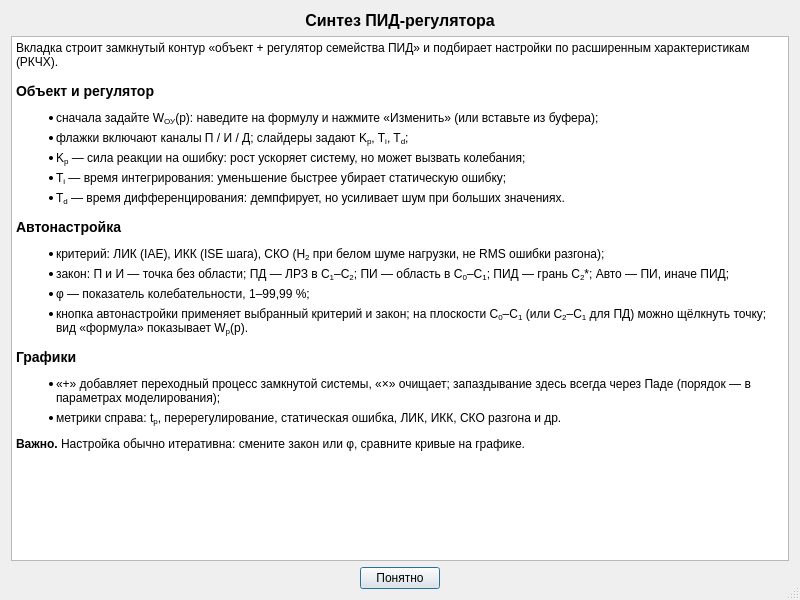
This is ui/dialogs/help-dialog.ui in VadmanBat/Irbis as Qt 5 draws it before an edit. The edited form follows.
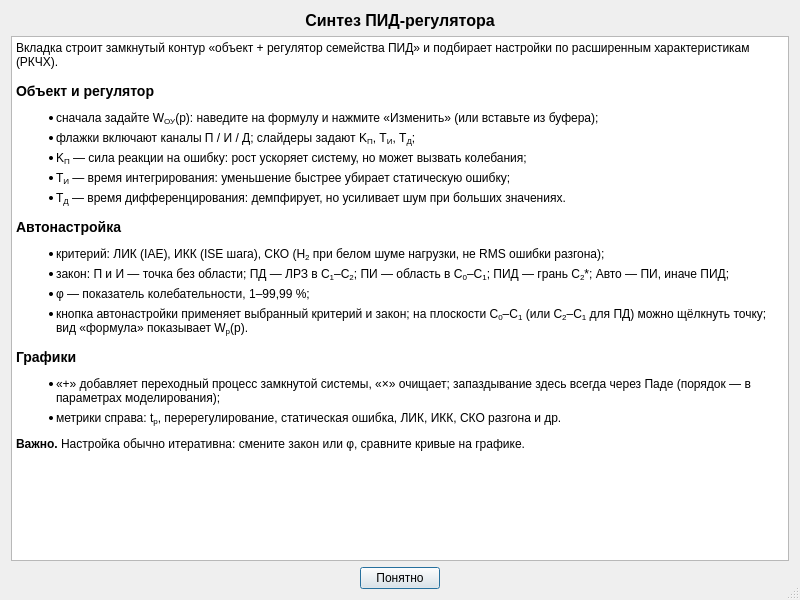
This is the edited form. The open tabs and pages were chosen to show the change.

What changed in the file:
```diff
--- a/ui/dialogs/help-dialog.ui
+++ b/ui/dialogs/help-dialog.ui
@@ -133,7 +133,7 @@
          <bool>true</bool>
         </property>
         <property name="html">
-         <string>&lt;style&gt;p { text-align: justify; text-indent: 1.2em; margin: 0 0 8px 0; }h3 { font-size: 11pt; margin: 14px 0 6px 0; }ul { margin: 0 0 10px 1.4em; padding: 0; }li { margin: 0 0 6px 0; text-align: justify; }&lt;/style&gt;&lt;p&gt;Вкладка строит замкнутый контур «объект + регулятор семейства ПИД» и подбирает настройки по расширенным характеристикам (РКЧХ).&lt;/p&gt;&lt;h3&gt;Объект и регулятор&lt;/h3&gt;&lt;ul&gt;&lt;li&gt;сначала задайте W&lt;sub&gt;ОУ&lt;/sub&gt;(p): наведите на формулу и нажмите «Изменить» (или вставьте из буфера);&lt;/li&gt;&lt;li&gt;флажки включают каналы П / И / Д; слайдеры задают K&lt;sub&gt;p&lt;/sub&gt;, T&lt;sub&gt;i&lt;/sub&gt;, T&lt;sub&gt;d&lt;/sub&gt;;&lt;/li&gt;&lt;li&gt;K&lt;sub&gt;p&lt;/sub&gt; — сила реакции на ошибку: рост ускоряет систему, но может вызвать колебания;&lt;/li&gt;&lt;li&gt;T&lt;sub&gt;i&lt;/sub&gt; — время интегрирования: уменьшение быстрее убирает статическую ошибку;&lt;/li&gt;&lt;li&gt;T&lt;sub&gt;d&lt;/sub&gt; — время дифференцирования: демпфирует, но усиливает шум при больших значениях.&lt;/li&gt;&lt;/ul&gt;&lt;h3&gt;Автонастройка&lt;/h3&gt;&lt;ul&gt;&lt;li&gt;критерий: ЛИК (IAE), ИКК (ISE шага), СКО (H&lt;sub&gt;2&lt;/sub&gt; при белом шуме нагрузки, не RMS ошибки разгона);&lt;/li&gt;&lt;li&gt;закон: П и И — точка без области; ПД — ЛРЗ в C&lt;sub&gt;1&lt;/sub&gt;–C&lt;sub&gt;2&lt;/sub&gt;; ПИ — область в C&lt;sub&gt;0&lt;/sub&gt;–C&lt;sub&gt;1&lt;/sub&gt;; ПИД — грань C&lt;sub&gt;2&lt;/sub&gt;*; Авто — ПИ, иначе ПИД;&lt;/li&gt;&lt;li&gt;φ — показатель колебательности, 1–99,99 %;&lt;/li&gt;&lt;li&gt;кнопка автонастройки применяет выбранный критерий и закон; на плоскости C&lt;sub&gt;0&lt;/sub&gt;–C&lt;sub&gt;1&lt;/sub&gt; (или C&lt;sub&gt;2&lt;/sub&gt;–C&lt;sub&gt;1&lt;/sub&gt; для ПД) можно щёлкнуть точку; вид «формула» показывает W&lt;sub&gt;р&lt;/sub&gt;(p).&lt;/li&gt;&lt;/ul&gt;&lt;h3&gt;Графики&lt;/h3&gt;&lt;ul&gt;&lt;li&gt;«+» добавляет переходный процесс замкнутой системы, «×» очищает; запаздывание здесь всегда через Паде (порядок — в параметрах моделирования);&lt;/li&gt;&lt;li&gt;метрики справа: t&lt;sub&gt;р&lt;/sub&gt;, перерегулирование, статическая ошибка, ЛИК, ИКК, СКО разгона и др.&lt;/li&gt;&lt;/ul&gt;&lt;p&gt;&lt;b&gt;Важно.&lt;/b&gt; Настройка обычно итеративна: смените закон или φ, сравните кривые на графике.&lt;/p&gt;</string>
+         <string>&lt;style&gt;p { text-align: justify; text-indent: 1.2em; margin: 0 0 8px 0; }h3 { font-size: 11pt; margin: 14px 0 6px 0; }ul { margin: 0 0 10px 1.4em; padding: 0; }li { margin: 0 0 6px 0; text-align: justify; }&lt;/style&gt;&lt;p&gt;Вкладка строит замкнутый контур «объект + регулятор семейства ПИД» и подбирает настройки по расширенным характеристикам (РКЧХ).&lt;/p&gt;&lt;h3&gt;Объект и регулятор&lt;/h3&gt;&lt;ul&gt;&lt;li&gt;сначала задайте W&lt;sub&gt;ОУ&lt;/sub&gt;(p): наведите на формулу и нажмите «Изменить» (или вставьте из буфера);&lt;/li&gt;&lt;li&gt;флажки включают каналы П / И / Д; слайдеры задают K&lt;sub&gt;П&lt;/sub&gt;, T&lt;sub&gt;И&lt;/sub&gt;, T&lt;sub&gt;Д&lt;/sub&gt;;&lt;/li&gt;&lt;li&gt;K&lt;sub&gt;П&lt;/sub&gt; — сила реакции на ошибку: рост ускоряет систему, но может вызвать колебания;&lt;/li&gt;&lt;li&gt;T&lt;sub&gt;И&lt;/sub&gt; — время интегрирования: уменьшение быстрее убирает статическую ошибку;&lt;/li&gt;&lt;li&gt;T&lt;sub&gt;Д&lt;/sub&gt; — время дифференцирования: демпфирует, но усиливает шум при больших значениях.&lt;/li&gt;&lt;/ul&gt;&lt;h3&gt;Автонастройка&lt;/h3&gt;&lt;ul&gt;&lt;li&gt;критерий: ЛИК (IAE), ИКК (ISE шага), СКО (H&lt;sub&gt;2&lt;/sub&gt; при белом шуме нагрузки, не RMS ошибки разгона);&lt;/li&gt;&lt;li&gt;закон: П и И — точка без области; ПД — ЛРЗ в C&lt;sub&gt;1&lt;/sub&gt;–C&lt;sub&gt;2&lt;/sub&gt;; ПИ — область в C&lt;sub&gt;0&lt;/sub&gt;–C&lt;sub&gt;1&lt;/sub&gt;; ПИД — грань C&lt;sub&gt;2&lt;/sub&gt;*; Авто — ПИ, иначе ПИД;&lt;/li&gt;&lt;li&gt;φ — показатель колебательности, 1–99,99 %;&lt;/li&gt;&lt;li&gt;кнопка автонастройки применяет выбранный критерий и закон; на плоскости C&lt;sub&gt;0&lt;/sub&gt;–C&lt;sub&gt;1&lt;/sub&gt; (или C&lt;sub&gt;2&lt;/sub&gt;–C&lt;sub&gt;1&lt;/sub&gt; для ПД) можно щёлкнуть точку; вид «формула» показывает W&lt;sub&gt;р&lt;/sub&gt;(p).&lt;/li&gt;&lt;/ul&gt;&lt;h3&gt;Графики&lt;/h3&gt;&lt;ul&gt;&lt;li&gt;«+» добавляет переходный процесс замкнутой системы, «×» очищает; запаздывание здесь всегда через Паде (порядок — в параметрах моделирования);&lt;/li&gt;&lt;li&gt;метрики справа: t&lt;sub&gt;р&lt;/sub&gt;, перерегулирование, статическая ошибка, ЛИК, ИКК, СКО разгона и др.&lt;/li&gt;&lt;/ul&gt;&lt;p&gt;&lt;b&gt;Важно.&lt;/b&gt; Настройка обычно итеративна: смените закон или φ, сравните кривые на графике.&lt;/p&gt;</string>
         </property>
        </widget>
       </item>
```
Left out of the diff: 2 changed lines with no effect on the pictures.
